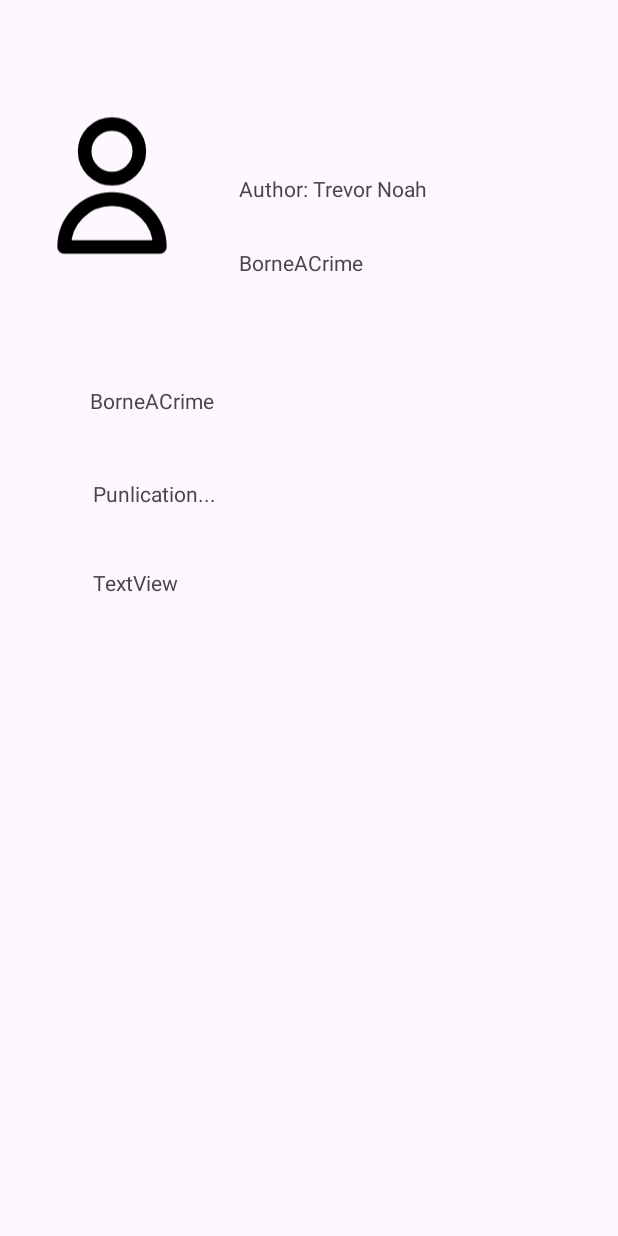
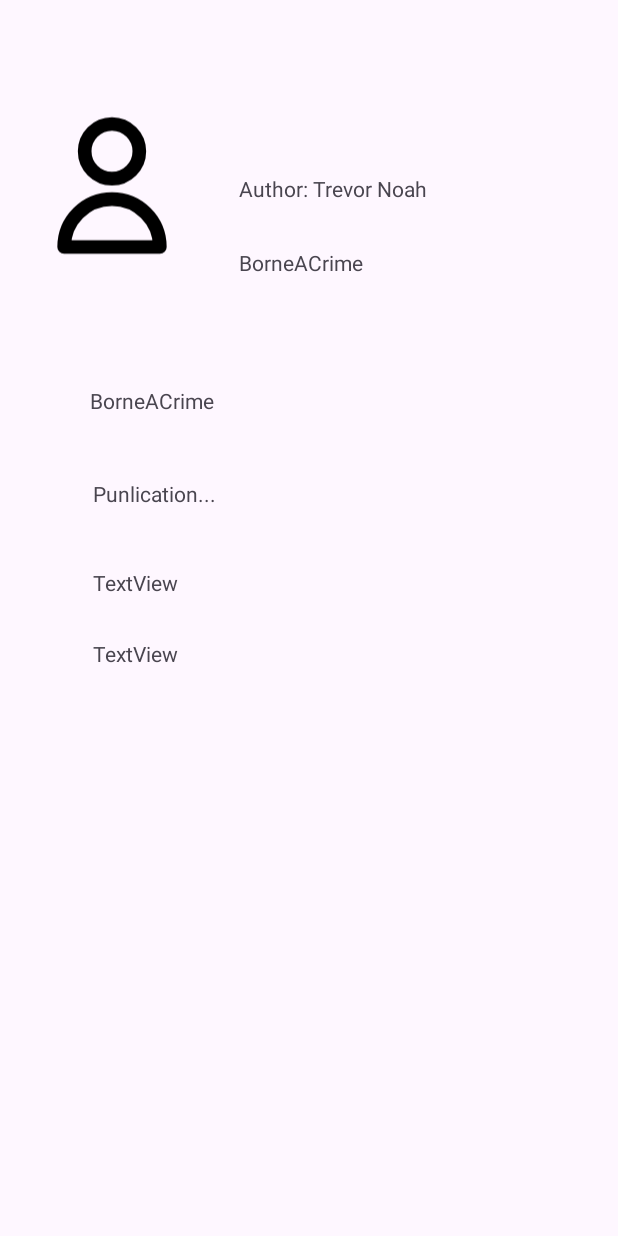
Before and after one commit to Linetmkandoe/blog_reader_app, an Android app: the screen it shows after launch (MainActivity), on a phone screen of 412 x 824 dp. Run offline under Robolectric (Android 15) with nearby library versions, the phone set to English and light mode, and no system bars.

Commit message:
first commit

```diff
--- a/app/src/main/res/layout/activity_main.xml
+++ b/app/src/main/res/layout/activity_main.xml
@@ -67,4 +67,14 @@
         app:layout_constraintStart_toStartOf="parent"
         app:layout_constraintTop_toBottomOf="@+id/tvPublication" />
 
+    <TextView
+        android:id="@+id/textView2"
+        android:layout_width="wrap_content"
+        android:layout_height="wrap_content"
+        android:layout_marginStart="62dp"
+        android:layout_marginTop="28dp"
+        android:text="TextView"
+        app:layout_constraintStart_toStartOf="parent"
+        app:layout_constraintTop_toBottomOf="@+id/textView" />
+
 </androidx.constraintlayout.widget.ConstraintLayout>
```
